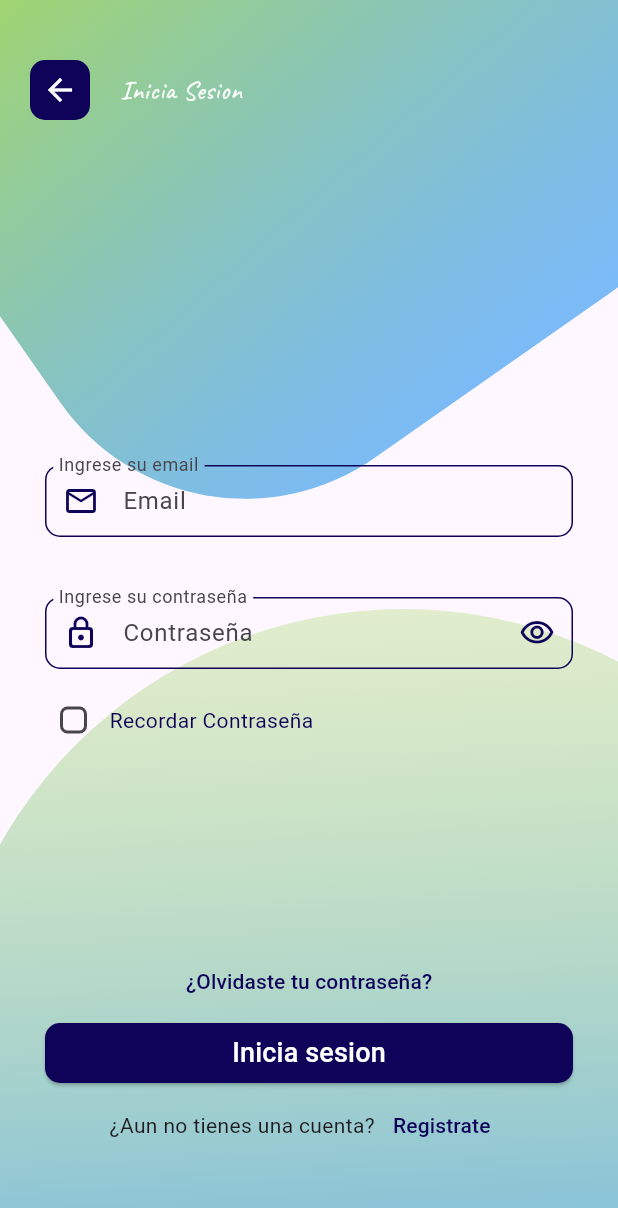
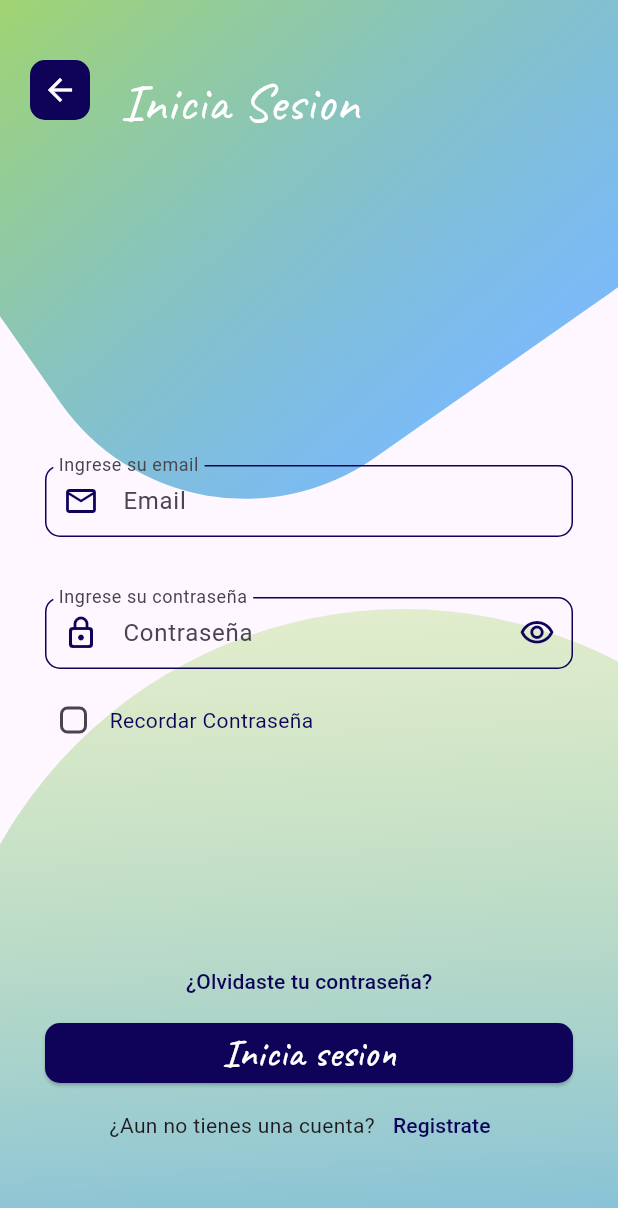
Before and after one commit to YhonattanZ/Nolatech.ai, a Flutter app: the screen it shows after launch, after a tap on "Inicia Sesion", on a phone screen of 412 x 824 dp. Shown: the top 1208 px of the screen. Run offline on Flutter 3.47's test engine with Material 3 defaults, Android fonts, the phone set to English and light mode, and no system bars; our stand-ins replace google_fonts.

Commit message:
style(Login) textStyle in buttons

```diff
--- a/prueba_nolatech/lib/src/view/screens/login.dart
+++ b/prueba_nolatech/lib/src/view/screens/login.dart
@@ -62,8 +62,9 @@ class Login extends StatelessWidget {
                 onPressed: () {
                   provider.goToMainPage(context);
                 },
-                child: const Text('Inicia sesion',
-                    style: TextStyle(color: Colors.white, fontSize: fontSize))),
+                child: Text('Inicia sesion',
+                    style: GoogleFonts.caveat(
+                        fontSize: fontSize * 1.5, color: Colors.white))),
           ),
           Row(
             mainAxisAlignment: MainAxisAlignment.center,
@@ -134,9 +135,13 @@ class Login extends StatelessWidget {
             ),
           ),
         ),
-        Text('Inicia Sesion',
-            textAlign: TextAlign.center,
-            style: GoogleFonts.caveat(fontSize: fontSize, color: Colors.white)),
+        Padding(
+          padding: const EdgeInsets.only(top: 15.0),
+          child: Text('Inicia Sesion',
+              textAlign: TextAlign.center,
+              style: GoogleFonts.caveat(
+                  fontSize: fontSize * 2, color: Colors.white)),
+        ),
       ],
     );
   }
```
